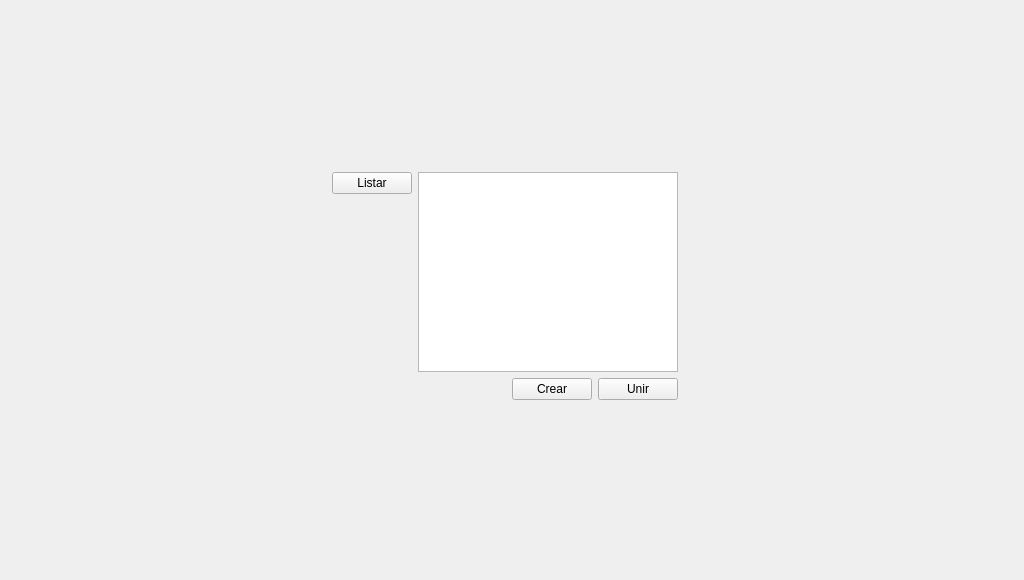
ManusaRivi/taller-tp-worms, file client/ui/lobby_window.ui: the form before one commit.
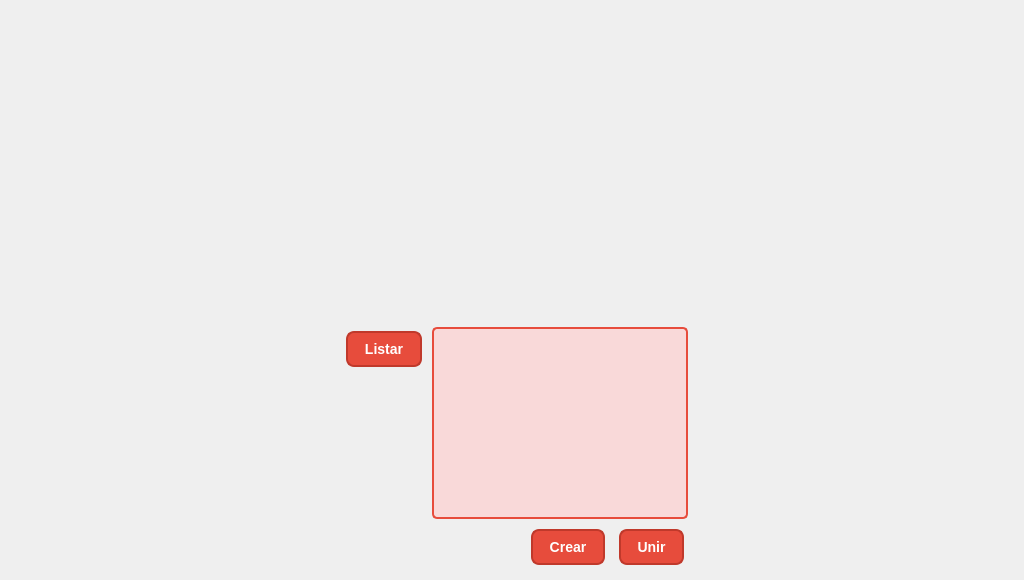
The form after the commit. Icons and pictures are not drawn.

Diff of the .ui file:
```diff
--- a/client/ui/lobby_window.ui
+++ b/client/ui/lobby_window.ui
@@ -19,15 +19,130 @@
   <property name="windowTitle">
    <string>Form</string>
   </property>
-  <widget class="QWidget" name="">
-   <property name="geometry">
-    <rect>
-     <x>332</x>
-     <y>172</y>
-     <width>346</width>
-     <height>228</height>
-    </rect>
-   </property>
+  <property name="styleSheet">
+   <string notr="true">QLabel#label {
+	border-image: url(&quot;:res/worms_background.png&quot;)
+}
+
+/* Estilo para QLineEdit (Text Box) con marcado (placeholder) centrado */
+QLineEdit {
+    border: 2px solid #ecf0f1; /* Borde gris claro */
+    background-color: white; /* Fondo blanco */
+    padding: 16px; /* Espaciado interno ajustado para centrar el texto del marcado */
+    border-radius: 10px; /* Bordes redondeados */
+    font-size: 14px; /* Tamaño de fuente del texto ingresado */
+    font-family: &quot;Arial&quot;, sans-serif; /* Tipo de fuente del texto ingresado */
+    text-align: center; /* Alineación centrada para el texto del marcado */
+}
+
+/* Establecer el color y la tipografía del marcado (placeholder) */
+QLineEdit::placeholder {
+    color: #7f8c8d; /* Color gris claro para el marcado */
+    font-family: &quot;Verdana&quot;, sans-serif; /* Tipo de fuente del marcado */
+    font-size: 12px; /* Tamaño de fuente del marcado */
+    opacity: 0.75; /* Opacidad para que el texto del marcado no sea demasiado pronunciado */
+}
+
+/* Establecer el color y la tipografía del texto ingresado */
+QLineEdit:focus {
+    font-family: &quot;Courier New&quot;, monospace; /* Tipo de fuente para el texto ingresado */
+    font-size: 14px; /* Tamaño de fuente para el texto ingresado */
+}
+
+QPushButton:hover {
+    background-color: #c0392b; /* Cambio de color al pasar el mouse a rojo más oscuro */
+}
+
+/* Estilo para QMessageBox::warning */
+QMessageBox {
+    border: 2px solid #e74c3c; /* Borde rojo */
+    background-color: #f2dede; /* Fondo rojo claro */
+    color: #a94442; /* Color del texto */
+    font-size: 14px; /* Tamaño de fuente */
+    font-family: &quot;Arial&quot;, sans-serif; /* Tipo de fuente */
+}
+
+QPushButton {
+    background-color: #e74c3c; /* Rojo */
+    border: 2px solid #c0392b; /* Borde rojo más oscuro */
+    color: white; /* Color del texto */
+    padding: 8px 16px; /* Espaciado interno */
+    text-align: center; /* Alineación del texto */
+    text-decoration: none; /* Decoración del texto */
+    font-size: 14px; /* Tamaño de fuente */
+    margin: 4px; /* Márgenes */
+    border-radius: 8px; /* Bordes redondeados */
+    font-family: &quot;Arial&quot;, sans-serif; /* Tipo de fuente */
+    font-weight: bold; /* Letras más gruesas */
+}
+
+QMessageBox QPushButton:hover {
+    background-color: #c0392b; /* Cambio de color al pasar el mouse a rojo más oscuro */
+}
+
+/* Estilo para QListWidget */
+QListWidget {
+    border: 2px solid #e74c3c; /* Borde rojo */
+    background-color: #f9d9d9; /* Fondo rojo claro (ajusta el color según tus preferencias) */
+    color: #a94442; /* Color del texto */
+    border-radius: 5px; /* Bordes menos redondeados */
+    font-size: 14px; /* Tamaño de fuente */
+    font-family: &quot;YourDesiredFont&quot;, sans-serif; /* Cambia &quot;YourDesiredFont&quot; a la tipografía que desees */
+    font-weight: bold; /* Letras más gruesas */
+}
+
+/* Estilo para los botones dentro de QListWidget */
+QListWidget QPushButton {
+    background-color: #f9d9d9; /* Fondo rojo claro (ajusta el color según tus preferencias) */
+    border: 2px solid #c0392b; /* Borde rojo más oscuro */
+    color: #a94442; /* Color del texto */
+    padding: 8px 16px; /* Espaciado interno */
+    text-align: center; /* Alineación del texto */
+    text-decoration: none; /* Decoración del texto */
+    font-size: 14px; /* Tamaño de fuente */
+    margin: 4px; /* Márgenes */
+    border-radius: 5px; /* Bordes menos redondeados */
+    font-family: &quot;YourDesiredFont&quot;, sans-serif; /* Cambia &quot;YourDesiredFont&quot; a la tipografía que desees */
+    font-weight: bold; /* Letras más gruesas */
+    transition: box-shadow 0.3s ease; /* Transición suave para la sombra al pasar el cursor */
+}
+
+/* Cambio de color al pasar el mouse a azul más oscuro y sombra */
+QListWidget QPushButton:hover {
+    background-color: #3498db; /* Cambiado a azul claro al pasar el cursor */
+    box-shadow: 0 0 10px rgba(52, 152, 219, 0.5); /* Sombra de color azul claro al pasar el cursor */
+}
+
+/* Estilo para el elemento seleccionado en la QListWidget */
+QListWidget::item:selected {
+    background-color: #e74c3c; /* Fondo rojo cuando está seleccionado */
+    color: white; /* Texto blanco cuando está seleccionado */
+}
+
+</string>
+  </property>
+  <layout class="QGridLayout" name="gridLayout_3">
+   <item row="0" column="0" rowspan="5" colspan="5">
+    <widget class="QLabel" name="label">
+     <property name="text">
+      <string/>
+     </property>
+    </widget>
+   </item>
+   <item row="1" column="3">
+    <spacer name="verticalSpacer_2">
+     <property name="orientation">
+      <enum>Qt::Vertical</enum>
+     </property>
+     <property name="sizeHint" stdset="0">
+      <size>
+       <width>20</width>
+       <height>299</height>
+      </size>
+     </property>
+    </spacer>
+   </item>
+   <item row="2" column="2" rowspan="3" colspan="2">
    <layout class="QGridLayout" name="gridLayout_2">
     <item row="0" column="0">
      <widget class="QPushButton" name="listar">
@@ -88,7 +203,34 @@
      </spacer>
     </item>
    </layout>
-  </widget>
+   </item>
+   <item row="3" column="1" rowspan="2">
+    <spacer name="horizontalSpacer_2">
+     <property name="orientation">
+      <enum>Qt::Horizontal</enum>
+     </property>
+     <property name="sizeHint" stdset="0">
+      <size>
+       <width>317</width>
+       <height>20</height>
+      </size>
+     </property>
+    </spacer>
+   </item>
+   <item row="4" column="4">
+    <spacer name="horizontalSpacer_3">
+     <property name="orientation">
+      <enum>Qt::Horizontal</enum>
+     </property>
+     <property name="sizeHint" stdset="0">
+      <size>
+       <width>317</width>
+       <height>20</height>
+      </size>
+     </property>
+    </spacer>
+   </item>
+  </layout>
  </widget>
  <resources/>
  <connections/>
```
Left out of the diff: 6 changed lines with no effect on the pictures. Lines whose indentation alone changed are shown as unchanged.
